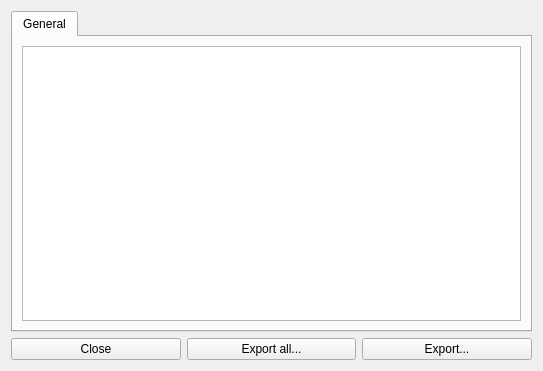
Before: the Qt Designer form statistics.ui in eustaceb/conversational-audio-browser, drawn with Qt 5.
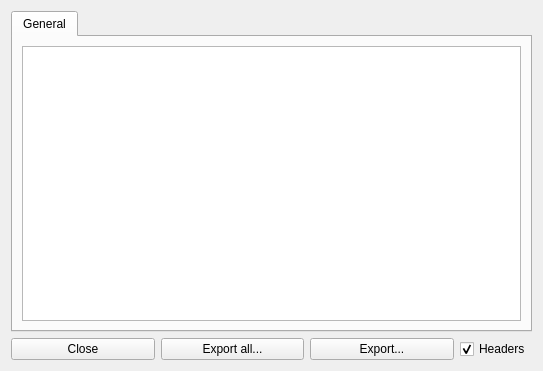
After: the same form once the commit is applied.

Commit message: Export statistics to CSV functionality

Diff of the .ui file:
```diff
--- a/statistics.ui
+++ b/statistics.ui
@@ -14,7 +14,7 @@
    <string>Statistics</string>
   </property>
   <layout class="QGridLayout" name="gridLayout">
-   <item row="0" column="0" colspan="3">
+   <item row="0" column="0" colspan="4">
     <widget class="QTabWidget" name="tabWidget">
      <property name="currentIndex">
       <number>0</number>
@@ -32,26 +32,42 @@
     </widget>
    </item>
    <item row="1" column="0">
-    <widget class="QPushButton" name="pushButton_2">
+    <widget class="QPushButton" name="closeButton">
      <property name="text">
       <string>Close</string>
      </property>
     </widget>
    </item>
-   <item row="1" column="2">
-    <widget class="QPushButton" name="pushButton">
-     <property name="text">
-      <string>Export...</string>
-     </property>
-    </widget>
-   </item>
    <item row="1" column="1">
-    <widget class="QPushButton" name="pushButton_3">
+    <widget class="QPushButton" name="exportAllButton">
      <property name="text">
       <string>Export all...</string>
      </property>
     </widget>
    </item>
+   <item row="1" column="2">
+    <widget class="QPushButton" name="exportButton">
+     <property name="text">
+      <string>Export...</string>
+     </property>
+    </widget>
+   </item>
+   <item row="1" column="3">
+    <widget class="QCheckBox" name="headersCheckBox">
+     <property name="maximumSize">
+      <size>
+       <width>72</width>
+       <height>16777215</height>
+      </size>
+     </property>
+     <property name="text">
+      <string>Headers</string>
+     </property>
+     <property name="checked">
+      <bool>true</bool>
+     </property>
+    </widget>
+   </item>
   </layout>
  </widget>
  <resources/>
```
The commit also changes 6 other files.
